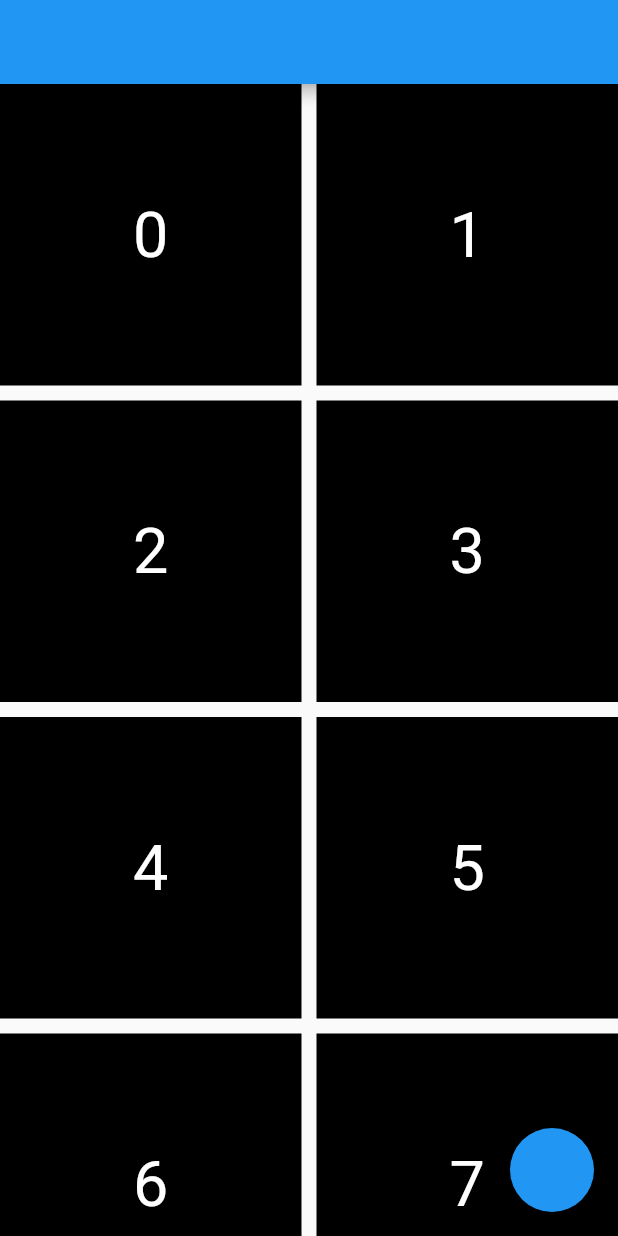
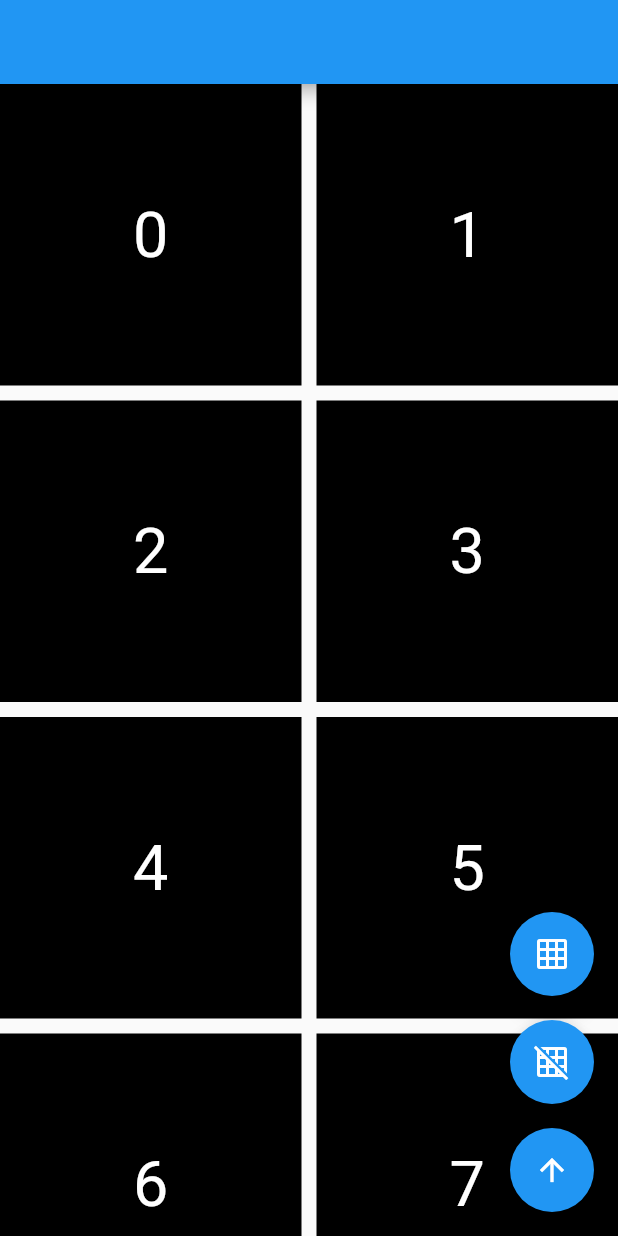
Before and after one commit to ryuzo111/flutter_gridview, a Flutter app: the screen it shows after launch, on a phone screen of 412 x 824 dp. Run offline on Flutter 3.47's test engine with Material 2 defaults, Android fonts, the light colour scheme and no system bars.

Commit message:
feat: floatingActionButtonを３つ縦に並べました

```diff
--- a/lib/grid_view_page.dart
+++ b/lib/grid_view_page.dart
@@ -9,13 +9,41 @@ class GridViewPage extends StatefulWidget {
 }
 
 class _GridViewPageState extends State<GridViewPage> {
+  int _columnsCount = 2;
   @override
   Widget build(BuildContext context) {
     return Scaffold(
       appBar: AppBar(),
-      floatingActionButton: FloatingActionButton(
-        onPressed: () {},
-      ), // This trailing comma makes auto-formatting nicer for build methods.
+      floatingActionButton:
+          Column(mainAxisAlignment: MainAxisAlignment.end, children: <Widget>[
+        FloatingActionButton(
+          onPressed: () {},
+          child: Icon(
+            Icons.grid_on,
+            color: Colors.white,
+          ),
+        ),
+        SizedBox(
+          height: 16,
+        ),
+        FloatingActionButton(
+          onPressed: () {},
+          child: Icon(
+            Icons.grid_off,
+            color: Colors.white,
+          ),
+        ),
+        SizedBox(
+          height: 16,
+        ),
+        FloatingActionButton(
+          onPressed: () {},
+          child: Icon(
+            Icons.arrow_upward,
+            color: Colors.white,
+          ),
+        ),
+      ]),
       body: GridView.builder(
         gridDelegate: SliverGridDelegateWithFixedCrossAxisCount(
           crossAxisCount: 2,
```
